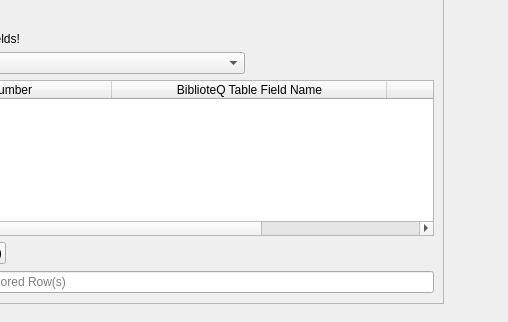
First picture: the form in UI/biblioteq_import.ui, repository textbrowser/biblioteq, before the edit; both pictures show x 192 to 700 and y 328 to 650 of the 700 by 650 pixel window.
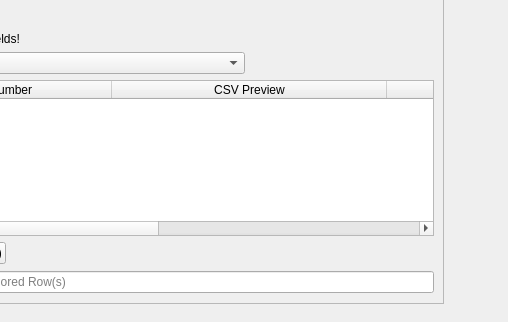
Second picture: the form after the edit. Icons and pictures are not drawn.

Commit message: Show preview column names in template table.

```diff
--- a/UI/biblioteq_import.ui
+++ b/UI/biblioteq_import.ui
@@ -306,6 +306,11 @@
                 <string>CSV Column Number</string>
                </property>
               </column>
+              <column>
+               <property name="text">
+                <string>CSV Preview</string>
+               </property>
+              </column>
               <column>
                <property name="text">
                 <string>BiblioteQ Table Field Name</string>
```
The commit also changes 2 other files.
